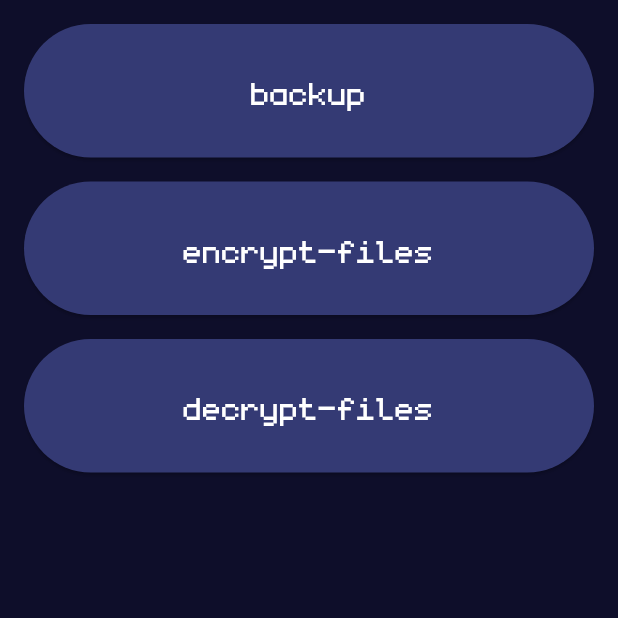
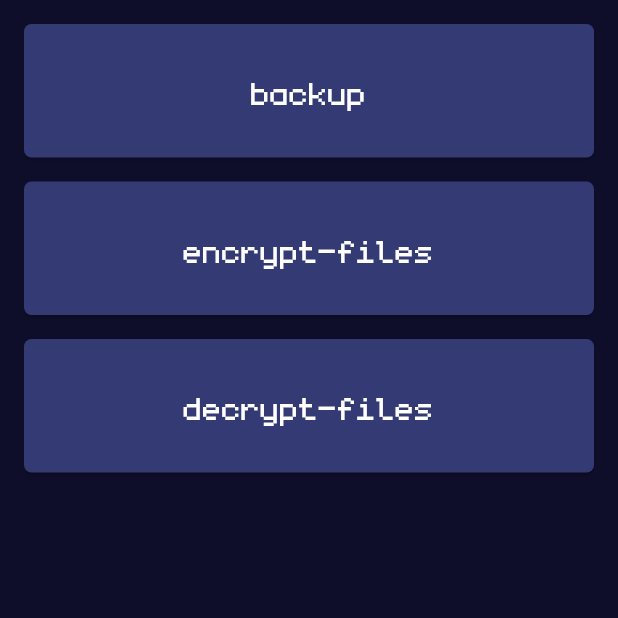
Before and after one commit to GalletaOreo98/LainChikita-Apk, a Flutter app: the screen it shows after launch, swiped to page 4, on a phone screen of 412 x 824 dp, the top half of it. Run offline on Flutter 3.47's test engine with Material 3 defaults, Android fonts, the phone set to English and light mode, and no system bars; our stand-ins replace audioplayers, shared_preferences; missing offline and left inert: encrypt.

```diff
--- a/lain_chikita/lib/screens/encryption_screen.dart
+++ b/lain_chikita/lib/screens/encryption_screen.dart
@@ -168,6 +168,7 @@ class MyWidgetState extends State<EncryptionScreen> {
                 ElevatedButton(
                     style: ElevatedButton.styleFrom(
                         minimumSize: const Size(380, 80),
+                        shape: RoundedRectangleBorder(borderRadius: BorderRadius.circular(5)),
                         backgroundColor: appColors.secondaryBtn,
                         padding: const EdgeInsets.all(20.0)),
                     onPressed: _backupMyData,
@@ -213,6 +214,7 @@ class MyWidgetState extends State<EncryptionScreen> {
                 ElevatedButton(
                   style: ElevatedButton.styleFrom(
                       minimumSize: const Size(380, 80),
+                      shape: RoundedRectangleBorder(borderRadius: BorderRadius.circular(5)),
                       backgroundColor: appColors.primaryBtn,
                       padding: const EdgeInsets.all(20.0)),
                   onPressed: () => _encryptImages(),
@@ -223,6 +225,7 @@ class MyWidgetState extends State<EncryptionScreen> {
                 ElevatedButton(
                   style: ElevatedButton.styleFrom(
                       minimumSize: const Size(380, 80),
+                      shape: RoundedRectangleBorder(borderRadius: BorderRadius.circular(5)),
                       backgroundColor: appColors.primaryBtn,
                       padding: const EdgeInsets.all(20.0)),
                   onPressed: () => _dencryptImages(),
```
